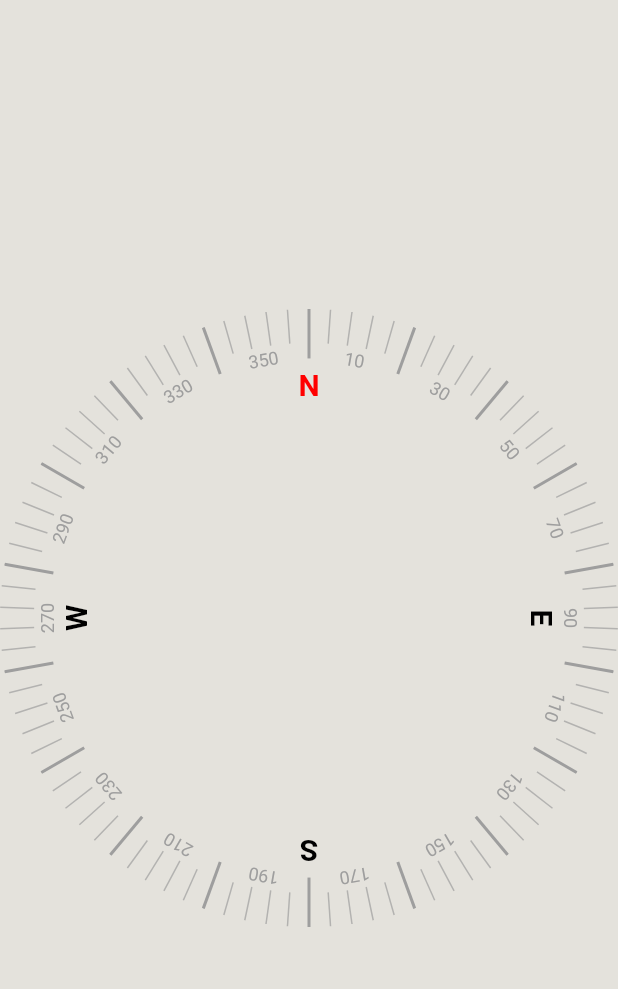
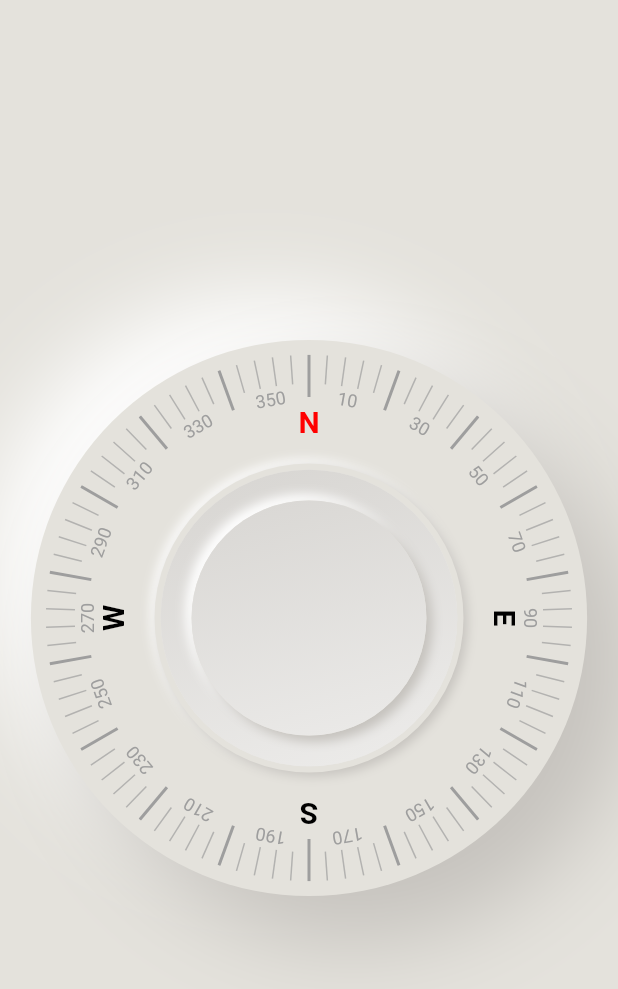
Before and after one commit to Mundane-Editorial/Flutter-compass, a Flutter app: the screen it shows after launch, on a phone screen of 412 x 824 dp. Shown: the top 989 px of the screen. Run offline on Flutter 3.47's test engine with Material 3 defaults, Android fonts, the phone set to English and light mode, and no system bars.

Commit message:
completed Compass UI (almost)

```diff
--- a/lib/Screens/compass_screen.dart
+++ b/lib/Screens/compass_screen.dart
@@ -1,4 +1,5 @@
 import 'package:compass/constants/app_color.dart';
+import 'package:compass/widgets/neumorphism.dart';
 import 'package:flutter/material.dart';
 
 import '../widgets/compass_View_painter.dart';
@@ -15,9 +16,34 @@ class _CompassScreenState extends State<CompassScreen> {
   Widget build(BuildContext context) {
     final size = MediaQuery.of(context).size;
     return Scaffold(
-      body: CustomPaint(
-        size: size,
-        painter: CompassViewPainter(color: AppColor.grey),
+      body: Stack(
+        children: [
+          Neumorphism(
+            margin: EdgeInsets.all(size.width * 0.05),
+            padding: EdgeInsets.all(10),
+            child: CustomPaint(
+              size: size,
+              painter: CompassViewPainter(color: AppColor.grey),
+            ),
+          ),
+          Neumorphism(
+              margin: EdgeInsets.all(size.width * 0.25),
+              distance: 2.5,
+              blur: 5,
+              child: Neumorphism(
+                  margin: EdgeInsets.all(size.width * 0.01),
+                  distance: 0,
+                  blur: 0,
+                  innerShadow: true,
+                  isReverse: true,
+                  child: Neumorphism(
+                      margin: EdgeInsets.all(size.width * 0.05),
+                      distance: 4,
+                      blur: 5,
+                      child: TopGradientContainer(
+                          padding: EdgeInsets.all(size.width * 0.2),
+                          child: Container())))),
+        ],
       ),
     );
   }
--- /dev/null
+++ b/lib/widgets/neumorphism.dart
@@ -0,0 +1,90 @@
+import 'package:compass/constants/app_color.dart';
+import 'package:flutter/material.dart';
+import 'package:flutter/cupertino.dart';
+
+class Neumorphism extends StatelessWidget {
+  final Widget child;
+  final double distance;
+  final double blur;
+  final EdgeInsetsGeometry? margin;
+  final EdgeInsetsGeometry? padding;
+  final bool isReverse;
+  final bool innerShadow;
+
+  const Neumorphism({
+    super.key,
+    required this.child,
+    this.distance = 30,
+    this.blur = 50,
+    this.margin,
+    this.padding,
+    this.isReverse = false,
+    this.innerShadow = false,
+  });
+
+  @override
+  Widget build(BuildContext context) {
+    return Container(
+      margin: margin,
+      padding: padding,
+      decoration: BoxDecoration(
+          color: AppColor.primaryColor,
+          shape: BoxShape.circle,
+          boxShadow: isReverse
+              ? [
+                  BoxShadow(
+                    color: AppColor.primaryDarkColor,
+                    blurRadius: blur,
+                    offset: Offset(-distance, -distance),
+                  ),
+                  BoxShadow(
+                    color: AppColor.white,
+                    blurRadius: blur,
+                    offset: Offset(distance, distance),
+                  ),
+                ]
+              : [
+                  BoxShadow(
+                    color: AppColor.white,
+                    blurRadius: blur,
+                    offset: Offset(-distance, -distance),
+                  ),
+                  BoxShadow(
+                    color: AppColor.primaryDarkColor,
+                    blurRadius: blur,
+                    offset: Offset(distance, distance),
+                  ),
+                ]),
+      child: innerShadow ? TopGradientContainer(child: child) : child,
+    );
+  }
+}
+
+class TopGradientContainer extends StatelessWidget {
+  const TopGradientContainer({
+    super.key,
+    required this.child,
+    this.margin,
+    this.padding,
+  });
+
+  final Widget child;
+  final EdgeInsetsGeometry? margin;
+  final EdgeInsetsGeometry? padding;
+
+  @override
+  Widget build(BuildContext context) {
+    return Container(
+      margin: margin,
+      padding: padding,
+      decoration: const BoxDecoration(
+        shape: BoxShape.circle,
+        gradient: LinearGradient(
+            begin: Alignment.topLeft,
+            end: Alignment.bottomRight,
+            colors: [AppColor.primaryDarkColor, AppColor.white]),
+      ),
+      child: child,
+    );
+  }
+}
```
